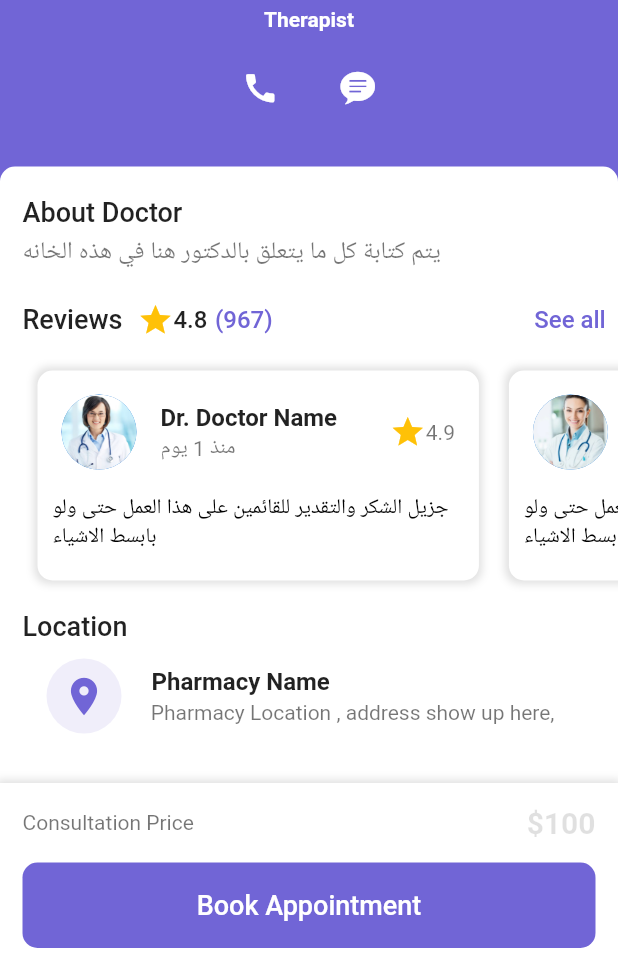
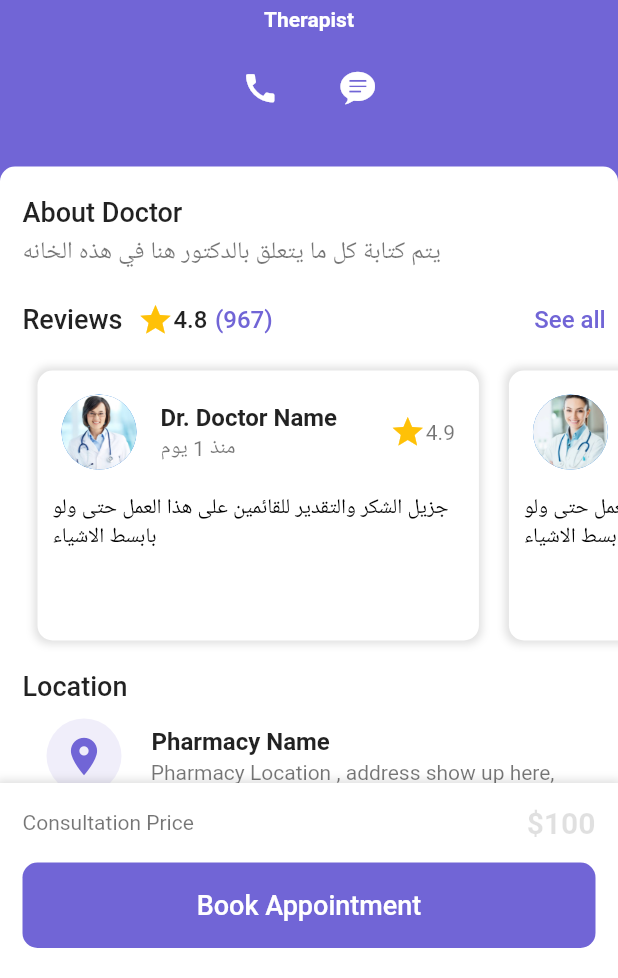
Before and after one commit to mohajuwa/medh, a Flutter app: the NavBarRoots screen opened directly, after a tap on "Dr. Doctor Name", on a phone screen of 412 x 824 dp, the part 258-1236 px from its top. Run offline on Flutter 3.47's test engine with Material 2 defaults, Android fonts, the phone set to English and light mode, and no system bars; missing offline and left inert: custom_clippers.

Commit message:
Some Changes

```diff
--- a/lib/screens/appointment_screen.dart
+++ b/lib/screens/appointment_screen.dart
@@ -189,7 +189,7 @@ class AppointmentScreen extends StatelessWidget {
                     ],
                   ),
                   SizedBox(
-                    height: 160,
+                    height: 200,
                     child: ListView.builder(
                       scrollDirection: Axis.horizontal,
                       itemCount: 4,
--- a/lib/screens/dashboard_screen.dart
+++ b/lib/screens/dashboard_screen.dart
@@ -62,7 +62,7 @@ class _DashboardScreenState extends State<DashboardScreen> {
                     },
                     child: Container(
                       padding:
-                          EdgeInsets.symmetric(vertical: 12, horizontal: 25),
+                          EdgeInsets.symmetric(vertical: 12, horizontal: 20),
                       decoration: BoxDecoration(
                         color: _buttonIndex == 0 ? clr1 : Colors.transparent,
                         borderRadius: BorderRadius.circular(19),
--- a/lib/screens/home_screen.dart
+++ b/lib/screens/home_screen.dart
@@ -114,7 +114,7 @@ class HomeScreen extends StatelessWidget {
                   padding: EdgeInsets.all(20),
                   decoration: BoxDecoration(
                     color: Colors.white,
-                    borderRadius: BorderRadius.circular(10),
+                    borderRadius: BorderRadius.circular(20),
                     boxShadow: [
                       BoxShadow(
                         color: Colors.black12,
```
Also changed, not shown: 1 other file.
